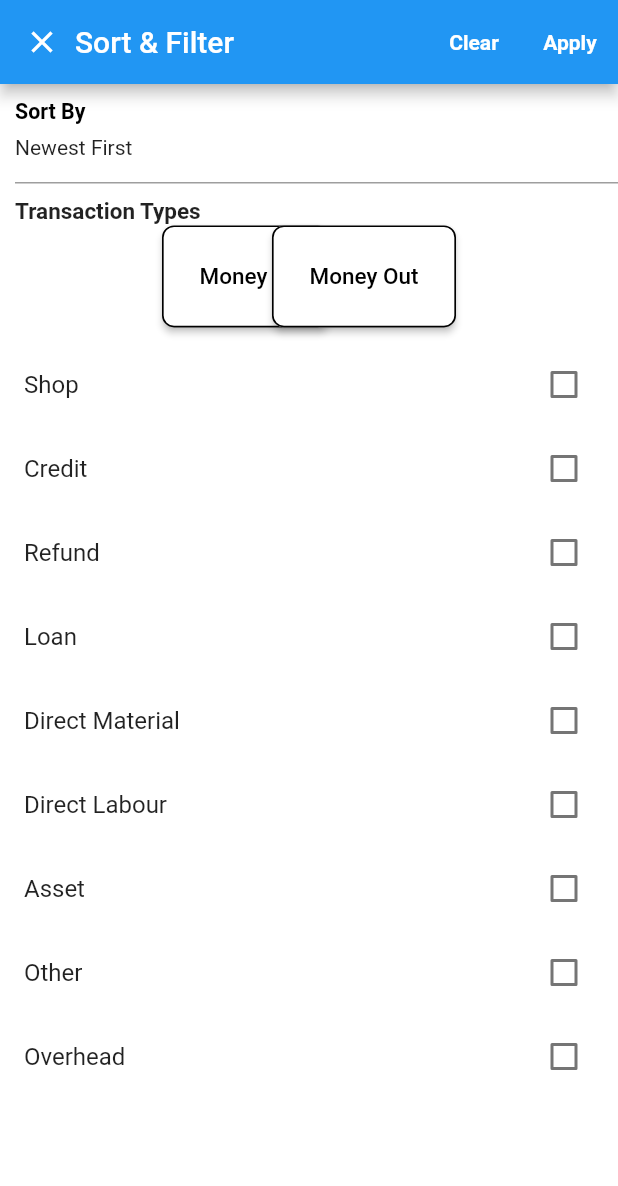
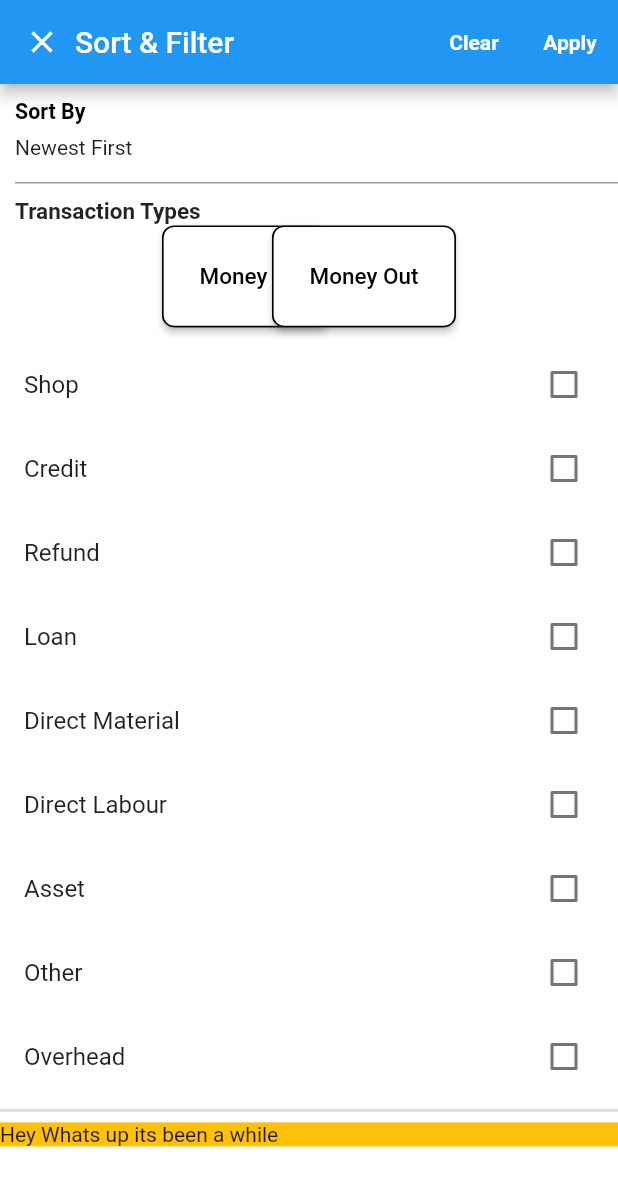
Before and after one commit to MARIA-AZRAR/MAD_Applications, a Flutter app: the screen it shows after launch, on a phone screen of 412 x 824 dp. Shown: the top 1186 px of the screen. Run offline on Flutter 3.47's test engine with Material 2 defaults, Android fonts, the light colour scheme and no system bars; missing offline and left inert: dart:html.

Commit message:
setting conatiner to entire screen width

```diff
--- a/feedbackapp/lib/main.dart
+++ b/feedbackapp/lib/main.dart
@@ -1,3 +1,5 @@
+import 'dart:html';
+
 import 'package:flutter/material.dart';
 
 void main() {
@@ -82,10 +84,12 @@ class Feedback extends StatefulWidget {
 
 class _FeedbackState extends State<Feedback> {
   String dropdownvalue = 'Newest First';
+  List<bool> _ifSelected = [false, false, false];
 
   @override
   Widget build(BuildContext context) {
-    return Column(
+    return SingleChildScrollView(
+        child: Column(
       //Column for entire feedback form
       crossAxisAlignment: CrossAxisAlignment.start, //Align elements to left
       children: [
@@ -179,25 +183,32 @@ class _FeedbackState extends State<Feedback> {
                 ),
               ],
             )),
-            checkBoxM(listValue:'Shop'),
-            checkBoxM(listValue:'Credit'),
-            checkBoxM(listValue:'Refund'),
-            checkBoxM(listValue:'Loan'),
-            checkBoxM(listValue:'Direct Material'),
-            checkBoxM(listValue:'Direct Labour'),
-            checkBoxM(listValue:'Asset'),
-            checkBoxM(listValue:'Other'),
-            checkBoxM(listValue:'Overhead'),
+        checkBoxM(listValue: 'Shop'),
+        checkBoxM(listValue: 'Credit'),
+        checkBoxM(listValue: 'Refund'),
+        checkBoxM(listValue: 'Loan'),
+        checkBoxM(listValue: 'Direct Material'),
+        checkBoxM(listValue: 'Direct Labour'),
+        checkBoxM(listValue: 'Asset'),
+        checkBoxM(listValue: 'Other'),
+        checkBoxM(listValue: 'Overhead'),
+
+        Divider(thickness: 2),
+
+        Container(
+          width: MediaQuery.of(context).size.width * 1,  //take entire screen width
+          color: Colors.amber,
+          child: Text("Hey Whats up its been a while ")
+        )
 
       ],
-    );
+    ));
   }
 }
 
-
 class checkBoxM extends StatefulWidget {
   checkBoxM({Key? key, required this.listValue}) : super(key: key);
-   final String listValue;
+  final String listValue;
   @override
   _checkBoxMState createState() => _checkBoxMState();
 }
@@ -216,3 +227,27 @@ class _checkBoxMState extends State<checkBoxM> {
         });
   }
 }
+
+// Padding(
+//                         padding: EdgeInsets.all(9),
+//                         child: Column(
+//                           mainAxisAlignment: MainAxisAlignment.center,
+//                           children: [
+//                               Icon(Icons.circle),
+//                               Text("Good"),
+//                           ],
+//                           ),
+//                         ),
+
+
+                    // ToggleButtons(
+                    //   children: [
+                    //     Padding(
+                    //         padding: EdgeInsets.all(8), child: Text("Good")),
+                    //     Padding(
+                    //         padding: EdgeInsets.all(8), child: Text("Good")),
+                    //     Padding(
+                    //         padding: EdgeInsets.all(8), child: Text("Good")),
+                    //   ],
+                    //   isSelected: _ifSelected,
+                    // )
```
